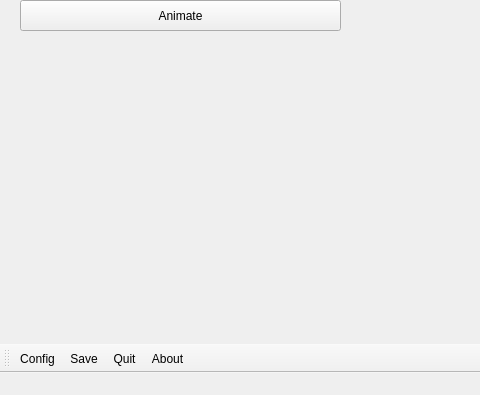
Above: mainwindow.ui from ptbw/FriztV2 before the change; both pictures show x 0 to 480 and y 209 to 604 of the 877 by 604 pixel window. Below: the same form after it.
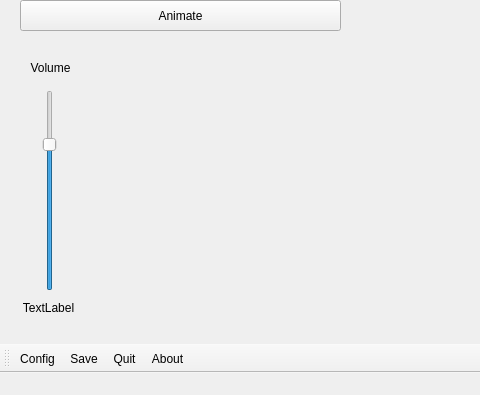
That is the form after the change.

The edit to the form file:
```diff
--- a/mainwindow.ui
+++ b/mainwindow.ui
@@ -242,6 +242,57 @@
      <string>Animate</string>
     </property>
    </widget>
+   <widget class="QSlider" name="volumeSlider">
+    <property name="geometry">
+     <rect>
+      <x>40</x>
+      <y>280</y>
+      <width>20</width>
+      <height>201</height>
+     </rect>
+    </property>
+    <property name="maximum">
+     <number>100</number>
+    </property>
+    <property name="value">
+     <number>75</number>
+    </property>
+    <property name="orientation">
+     <enum>Qt::Vertical</enum>
+    </property>
+   </widget>
+   <widget class="QLabel" name="label">
+    <property name="geometry">
+     <rect>
+      <x>10</x>
+      <y>250</y>
+      <width>81</width>
+      <height>16</height>
+     </rect>
+    </property>
+    <property name="text">
+     <string>Volume</string>
+    </property>
+    <property name="alignment">
+     <set>Qt::AlignCenter</set>
+    </property>
+   </widget>
+   <widget class="QLabel" name="currentVolume">
+    <property name="geometry">
+     <rect>
+      <x>20</x>
+      <y>490</y>
+      <width>57</width>
+      <height>15</height>
+     </rect>
+    </property>
+    <property name="text">
+     <string>TextLabel</string>
+    </property>
+    <property name="alignment">
+     <set>Qt::AlignCenter</set>
+    </property>
+   </widget>
   </widget>
   <widget class="QMenuBar" name="menuBar">
    <property name="geometry">
```
Left out of the diff: 2 changed lines with no effect on the pictures.
